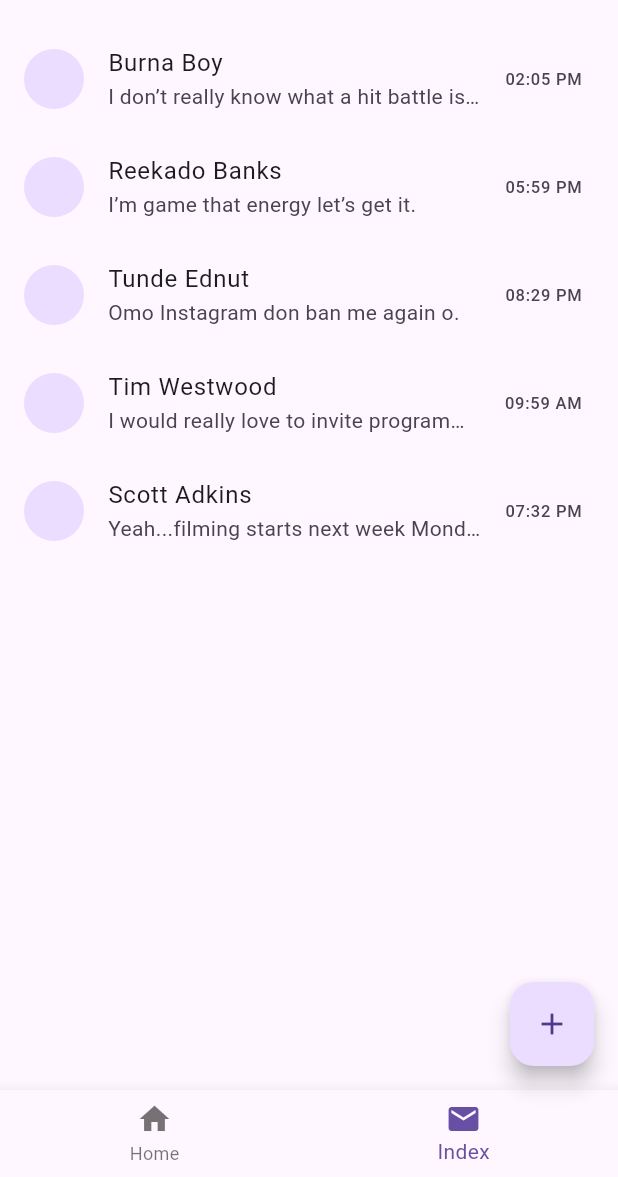
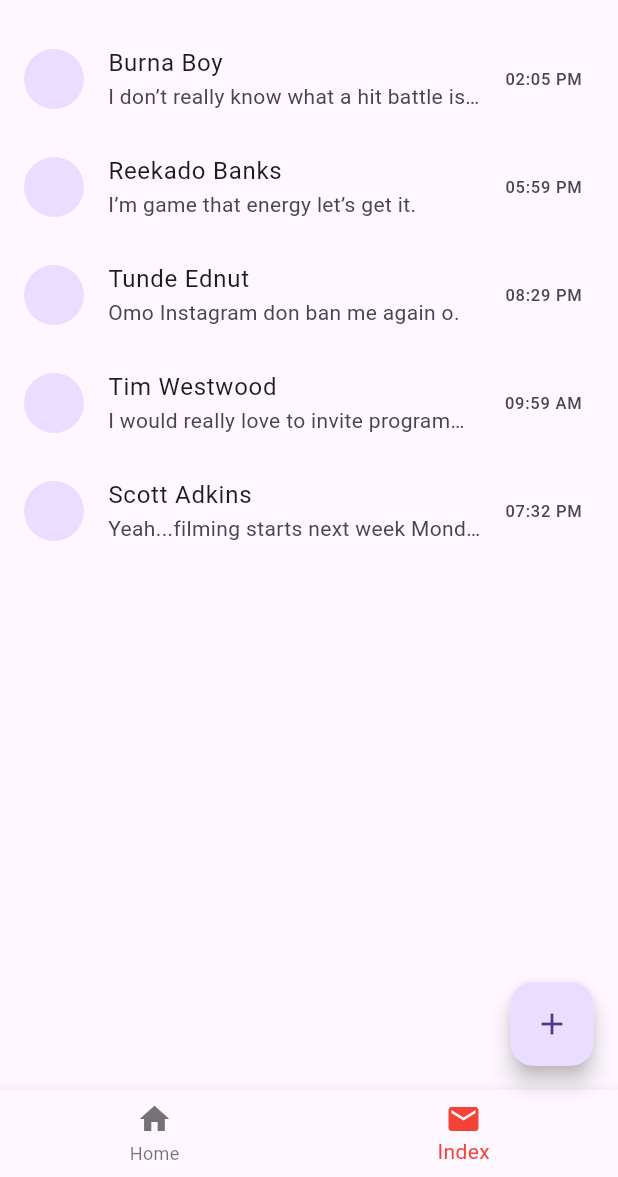
Before and after one commit to taydinadnan/flutterUIwidgets, a Flutter app: the screen it shows after launch, item 2 of the bottom bar chosen, on a phone screen of 412 x 824 dp, the part 59-1236 px from its top. Run offline on Flutter 3.47's test engine with Material 3 defaults, Android fonts, the light colour scheme and no system bars.

Commit message:
Style app with Themes

```diff
--- a/lib/main.dart
+++ b/lib/main.dart
@@ -5,13 +5,32 @@
   runApp(const MyApp());
 }
 
+final lightTheme = ThemeData(
+    textTheme: const TextTheme(
+  headlineSmall: TextStyle(fontSize: 18),
+));
+
+final darkTheme = ThemeData(
+    brightness: Brightness.dark,
+    textTheme: const TextTheme(
+      headlineSmall: TextStyle(fontSize: 24),
+    ));
+
 class MyApp extends StatelessWidget {
   const MyApp({super.key});
 
   @override
   Widget build(BuildContext context) {
-    return const MaterialApp(
+    return MaterialApp(
       title: 'Flutter UI Widgets',
+      theme: lightTheme.copyWith(
+        colorScheme: lightTheme.colorScheme.copyWith(
+          primary: Colors.red,
+          secondary: Colors.green,
+        ),
+      ),
+      darkTheme: ThemeData.dark(),
+      // themeMode: ThemeMode.dark,
       home: MainPage(),
     );
   }
--- a/lib/widgets/article_card.dart
+++ b/lib/widgets/article_card.dart
@@ -77,7 +77,7 @@
         children: [
           Text(
             article!.title,
-            style: const TextStyle(fontSize: 24),
+            style: Theme.of(context).textTheme.headlineSmall,
             maxLines: 2,
             overflow: TextOverflow.ellipsis,
           ),
```
